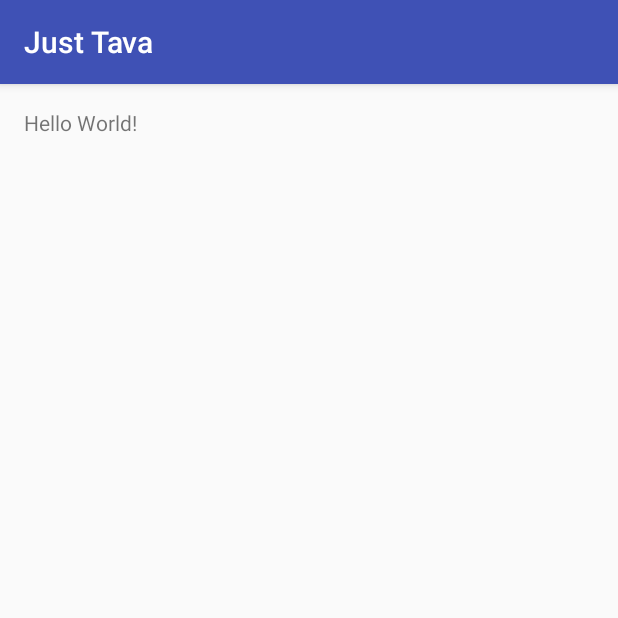
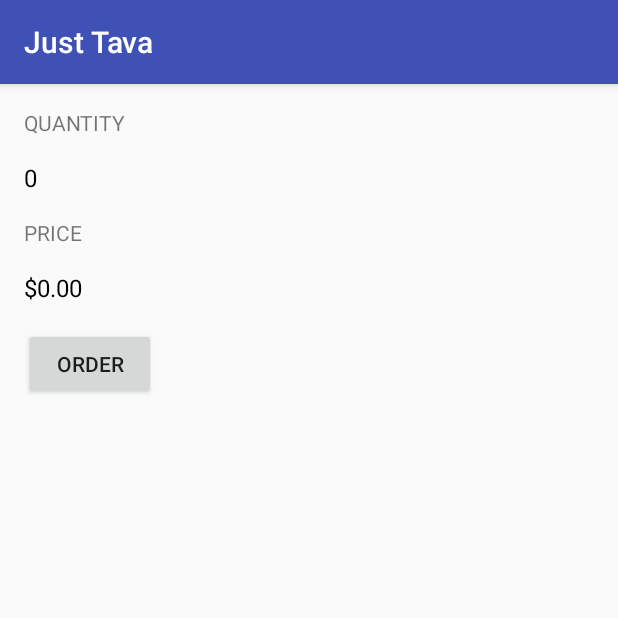
Before and after one commit to morytex/JustJava, an Android app: the screen it shows after launch (MainActivity), on a phone screen of 412 x 824 dp, the top half of it. Run offline under Robolectric (Android 15) with nearby library versions, the phone set to English and light mode, and no system bars.

Commit message:
Implementing feature to order coffee
Increment order and price count as we click on button

```diff
--- a/app/src/main/java/com/example/moryta/justtava/MainActivity.java
+++ b/app/src/main/java/com/example/moryta/justtava/MainActivity.java
@@ -2,12 +2,45 @@ package com.example.moryta.justtava;
 
 import android.support.v7.app.AppCompatActivity;
 import android.os.Bundle;
+import android.view.View;
+import android.widget.TextView;
 
+import java.text.NumberFormat;
+
+/**
+ * This app displays an order form to order coffee.
+ */
 public class MainActivity extends AppCompatActivity {
-
+    private int order;
+    private int price;
     @Override
     protected void onCreate(Bundle savedInstanceState) {
         super.onCreate(savedInstanceState);
+        order = 0;
+        price = 2;
         setContentView(R.layout.activity_main);
+        display(order);
+        displayPrice(order * price);
+    }
+
+    /**
+     * This method is called when the order button is clicked.
+     */
+    public void submitOrder(View view) {
+        display(++order);
+        displayPrice(order * price);
+    }
+
+    /**
+     * This method displays the given quantity value on the screen.
+     */
+    private void display(int number) {
+        TextView quantityTextView = (TextView) findViewById(R.id.quantity_text_view);
+        quantityTextView.setText("" + number);
+    }
+
+    private void displayPrice(int number) {
+        TextView priceTextView = (TextView) findViewById(R.id.price_text_view);
+        priceTextView.setText(NumberFormat.getCurrencyInstance().format(number));
     }
 }
--- a/app/src/main/res/layout/activity_main.xml
+++ b/app/src/main/res/layout/activity_main.xml
@@ -1,8 +1,9 @@
 <?xml version="1.0" encoding="utf-8"?>
-<RelativeLayout xmlns:android="http://schemas.android.com/apk/res/android"
+<LinearLayout xmlns:android="http://schemas.android.com/apk/res/android"
     xmlns:tools="http://schemas.android.com/tools"
     android:layout_width="match_parent"
     android:layout_height="match_parent"
+    android:orientation="vertical"
     android:paddingBottom="@dimen/activity_vertical_margin"
     android:paddingLeft="@dimen/activity_horizontal_margin"
     android:paddingRight="@dimen/activity_horizontal_margin"
@@ -12,5 +13,38 @@
     <TextView
         android:layout_width="wrap_content"
         android:layout_height="wrap_content"
-        android:text="Hello World!" />
-</RelativeLayout>
+        android:layout_marginBottom="16dp"
+        android:text="Quantity"
+        android:textAllCaps="true" />
+
+    <TextView
+        android:id="@+id/quantity_text_view"
+        android:layout_width="wrap_content"
+        android:layout_height="wrap_content"
+        android:layout_marginBottom="16dp"
+        android:textColor="@android:color/black"
+        android:textSize="16sp" />
+
+
+    <TextView
+        android:layout_width="wrap_content"
+        android:layout_height="wrap_content"
+        android:layout_marginBottom="16dp"
+        android:text="Price"
+        android:textAllCaps="true" />
+
+    <TextView
+        android:id="@+id/price_text_view"
+        android:layout_width="wrap_content"
+        android:layout_height="wrap_content"
+        android:layout_marginBottom="16dp"
+        android:textColor="@android:color/black"
+        android:textSize="16sp" />
+
+    <Button
+        android:layout_width="wrap_content"
+        android:layout_height="wrap_content"
+        android:onClick="submitOrder"
+        android:text="Order"
+        android:textAllCaps="true" />
+</LinearLayout>
```
Also changed, not shown: 1 other file.
